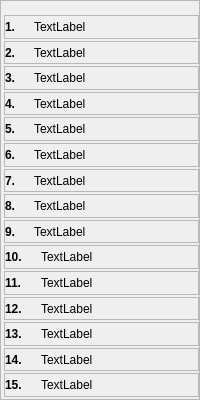
Old version of the form panelo.ui in the repository antono/kurso-de-esperanto.
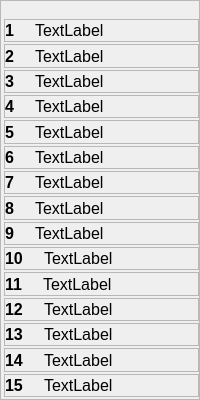
New version of the form. Icons and pictures are not drawn. Custom widgets are drawn as their Qt base class.

```diff
--- a/panelo.ui
+++ b/panelo.ui
@@ -16,6 +16,11 @@
     <verstretch>0</verstretch>
    </sizepolicy>
   </property>
+  <property name="font">
+   <font>
+    <pointsize>12</pointsize>
+   </font>
+  </property>
   <property name="windowTitle">
    <string>Frame</string>
   </property>
@@ -87,11 +92,18 @@
               <verstretch>0</verstretch>
              </sizepolicy>
             </property>
+            <property name="font">
+             <font>
+              <pointsize>12</pointsize>
+              <weight>75</weight>
+              <bold>true</bold>
+             </font>
+            </property>
             <property name="styleSheet">
              <string notr="true">font-weight: bold;</string>
             </property>
             <property name="text">
-             <string>1.</string>
+             <string>1</string>
             </property>
            </widget>
           </item>
@@ -192,11 +204,18 @@
               <verstretch>0</verstretch>
              </sizepolicy>
             </property>
+            <property name="font">
+             <font>
+              <pointsize>12</pointsize>
+              <weight>75</weight>
+              <bold>true</bold>
+             </font>
+            </property>
             <property name="styleSheet">
              <string notr="true">font-weight: bold;</string>
             </property>
             <property name="text">
-             <string>2.</string>
+             <string>2</string>
             </property>
            </widget>
           </item>
@@ -291,11 +310,18 @@
               <verstretch>0</verstretch>
              </sizepolicy>
             </property>
+            <property name="font">
+             <font>
+              <pointsize>12</pointsize>
+              <weight>75</weight>
+              <bold>true</bold>
+             </font>
+            </property>
             <property name="styleSheet">
              <string notr="true">font-weight: bold;</string>
             </property>
             <property name="text">
-             <string>3.</string>
+             <string>3</string>
             </property>
            </widget>
           </item>
@@ -390,11 +416,18 @@
               <verstretch>0</verstretch>
              </sizepolicy>
             </property>
+            <property name="font">
+             <font>
+              <pointsize>12</pointsize>
+              <weight>75</weight>
+              <bold>true</bold>
+             </font>
+            </property>
             <property name="styleSheet">
              <string notr="true">font-weight: bold;</string>
             </property>
             <property name="text">
-             <string>4.</string>
+             <string>4</string>
             </property>
            </widget>
           </item>
@@ -489,11 +522,18 @@
               <verstretch>0</verstretch>
              </sizepolicy>
             </property>
+            <property name="font">
+             <font>
+              <pointsize>12</pointsize>
+              <weight>75</weight>
+              <bold>true</bold>
+             </font>
+            </property>
             <property name="styleSheet">
              <string notr="true">font-weight: bold;</string>
             </property>
             <property name="text">
-             <string>5.</string>
+             <string>5</string>
             </property>
            </widget>
           </item>
@@ -588,11 +628,18 @@
               <verstretch>0</verstretch>
              </sizepolicy>
             </property>
+            <property name="font">
+             <font>
+              <pointsize>12</pointsize>
+              <weight>75</weight>
+              <bold>true</bold>
+             </font>
+            </property>
             <property name="styleSheet">
              <string notr="true">font-weight: bold;</string>
             </property>
             <property name="text">
-             <string>6.</string>
+             <string>6</string>
             </property>
            </widget>
           </item>
@@ -687,11 +734,18 @@
               <verstretch>0</verstretch>
              </sizepolicy>
             </property>
+            <property name="font">
+             <font>
+              <pointsize>12</pointsize>
+              <weight>75</weight>
+              <bold>true</bold>
+             </font>
+            </property>
             <property name="styleSheet">
              <string notr="true">font-weight: bold;</string>
             </property>
             <property name="text">
-             <string>7.</string>
+             <string>7</string>
             </property>
            </widget>
           </item>
@@ -786,11 +840,18 @@
               <verstretch>0</verstretch>
              </sizepolicy>
             </property>
+            <property name="font">
+             <font>
+              <pointsize>12</pointsize>
+              <weight>75</weight>
+              <bold>true</bold>
+             </font>
+            </property>
             <property name="styleSheet">
              <string notr="true">font-weight: bold;</string>
             </property>
             <property name="text">
-             <string>8.</string>
+             <string>8</string>
             </property>
            </widget>
           </item>
@@ -885,11 +946,18 @@
               <verstretch>0</verstretch>
              </sizepolicy>
             </property>
+            <property name="font">
+             <font>
+              <pointsize>12</pointsize>
+              <weight>75</weight>
+              <bold>true</bold>
+             </font>
+            </property>
             <property name="styleSheet">
              <string notr="true">font-weight: bold;</string>
             </property>
             <property name="text">
-             <string>9.</string>
+             <string>9</string>
             </property>
            </widget>
           </item>
@@ -984,11 +1052,18 @@
               <verstretch>0</verstretch>
              </sizepolicy>
             </property>
+            <property name="font">
+             <font>
+              <pointsize>12</pointsize>
+              <weight>75</weight>
+              <bold>true</bold>
+             </font>
+            </property>
             <property name="styleSheet">
              <string notr="true">font-weight: bold;</string>
             </property>
             <property name="text">
-             <string>10.</string>
+             <string>10</string>
             </property>
            </widget>
           </item>
@@ -1083,11 +1158,18 @@
               <verstretch>0</verstretch>
              </sizepolicy>
             </property>
+            <property name="font">
+             <font>
+              <pointsize>12</pointsize>
+              <weight>75</weight>
+              <bold>true</bold>
+             </font>
+            </property>
             <property name="styleSheet">
              <string notr="true">font-weight: bold;</string>
             </property>
             <property name="text">
-             <string>11.</string>
+             <string>11</string>
             </property>
            </widget>
           </item>
@@ -1182,11 +1264,18 @@
               <verstretch>0</verstretch>
              </sizepolicy>
             </property>
+            <property name="font">
+             <font>
+              <pointsize>12</pointsize>
+              <weight>75</weight>
+              <bold>true</bold>
+             </font>
+            </property>
             <property name="styleSheet">
              <string notr="true">font-weight: bold;</string>
             </property>
             <property name="text">
-             <string>12.</string>
+             <string>12</string>
             </property>
            </widget>
           </item>
@@ -1281,11 +1370,18 @@
               <verstretch>0</verstretch>
              </sizepolicy>
             </property>
+            <property name="font">
+             <font>
+              <pointsize>12</pointsize>
+              <weight>75</weight>
+              <bold>true</bold>
+             </font>
+            </property>
             <property name="styleSheet">
              <string notr="true">font-weight: bold;</string>
             </property>
             <property name="text">
-             <string>13.</string>
+             <string>13</string>
             </property>
            </widget>
           </item>
@@ -1380,11 +1476,18 @@
               <verstretch>0</verstretch>
              </sizepolicy>
             </property>
+            <property name="font">
+             <font>
+              <pointsize>12</pointsize>
+              <weight>75</weight>
+              <bold>true</bold>
+             </font>
+            </property>
             <property name="styleSheet">
              <string notr="true">font-weight: bold;</string>
             </property>
             <property name="text">
-             <string>14.</string>
+             <string>14</string>
             </property>
            </widget>
           </item>
@@ -1485,11 +1588,18 @@
               <verstretch>0</verstretch>
              </sizepolicy>
             </property>
+            <property name="font">
+             <font>
+              <pointsize>12</pointsize>
+              <weight>75</weight>
+              <bold>true</bold>
+             </font>
+            </property>
             <property name="styleSheet">
              <string notr="true">font-weight: bold;</string>
             </property>
             <property name="text">
-             <string>15.</string>
+             <string>15</string>
             </property>
            </widget>
           </item>
```
